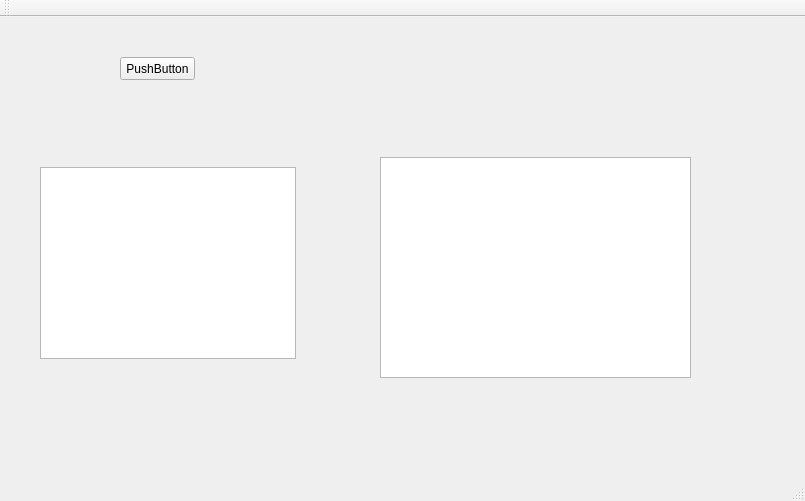
Old version of the form paineldecontrole.ui in the repository druzo/SocketCaixeiroViajante.
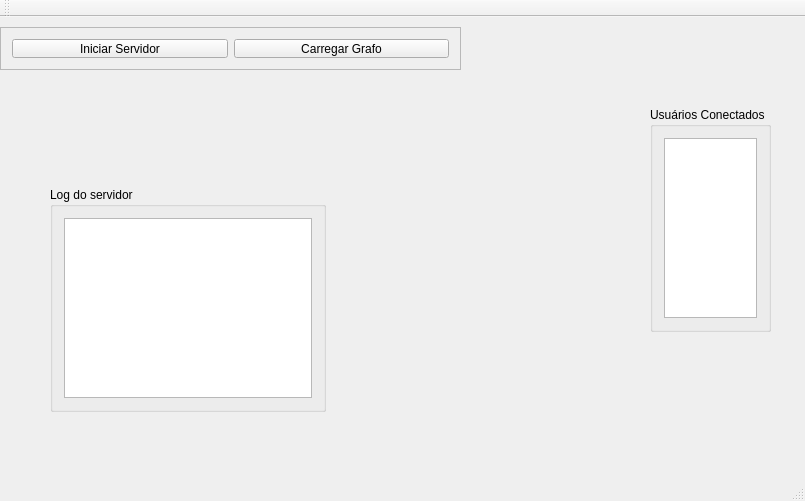
New version of the form.

Commit message: Implementação do carregamento do arquivo de grafos e criação de thread para geração de resultados dos grafos em uma lista.

Patch:
```diff
--- a/paineldecontrole.ui
+++ b/paineldecontrole.ui
@@ -14,38 +14,73 @@
    <string>PainelDeControle</string>
   </property>
   <widget class="QWidget" name="centralWidget">
-   <widget class="QPushButton" name="pushButton">
+   <widget class="QGroupBox" name="groupBox">
     <property name="geometry">
      <rect>
-      <x>120</x>
-      <y>40</y>
-      <width>75</width>
-      <height>23</height>
+      <x>650</x>
+      <y>90</y>
+      <width>121</width>
+      <height>225</height>
      </rect>
     </property>
-    <property name="text">
-     <string>PushButton</string>
+    <property name="title">
+     <string>Usuários Conectados</string>
     </property>
+    <layout class="QGridLayout" name="gridLayout">
+     <item row="0" column="0">
+      <widget class="QListWidget" name="listaClientes"/>
+     </item>
+    </layout>
    </widget>
-   <widget class="QListWidget" name="listaClientes">
+   <widget class="QGroupBox" name="groupBox_2">
     <property name="geometry">
      <rect>
-      <x>40</x>
-      <y>150</y>
-      <width>256</width>
-      <height>192</height>
+      <x>50</x>
+      <y>170</y>
+      <width>276</width>
+      <height>225</height>
      </rect>
     </property>
+    <property name="title">
+     <string>Log do servidor</string>
+    </property>
+    <layout class="QGridLayout" name="gridLayout_2">
+     <item row="0" column="0">
+      <widget class="QPlainTextEdit" name="edtMensagens"/>
+     </item>
+    </layout>
    </widget>
-   <widget class="QPlainTextEdit" name="edtMensagens">
+   <widget class="QFrame" name="frame">
     <property name="geometry">
      <rect>
-      <x>380</x>
-      <y>140</y>
-      <width>311</width>
-      <height>221</height>
+      <x>0</x>
+      <y>10</y>
+      <width>461</width>
+      <height>43</height>
      </rect>
     </property>
+    <property name="frameShape">
+     <enum>QFrame::StyledPanel</enum>
+    </property>
+    <property name="frameShadow">
+     <enum>QFrame::Raised</enum>
+    </property>
+    <layout class="QGridLayout" name="gridLayout_3">
+     <item row="0" column="0">
+      <widget class="QPushButton" name="pushButton">
+       <property name="text">
+        <string>Iniciar Servidor</string>
+       </property>
+      </widget>
+     </item>
+     <item row="0" column="1">
+      <widget class="QPushButton" name="btCarregarGrafo">
+       <property name="text">
+        <string>Carregar Grafo</string>
+       </property>
+      </widget>
+     </item>
+    </layout>
    </widget>
   </widget>
   <widget class="QMenuBar" name="menuBar">
```
The commit also changes 7 other files.
